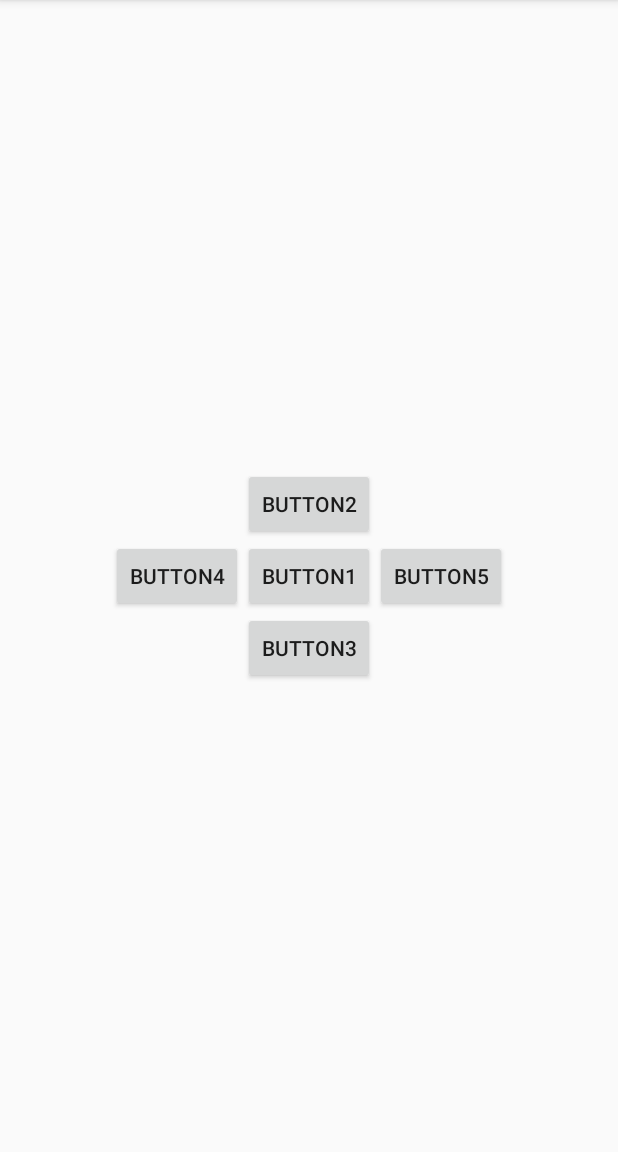
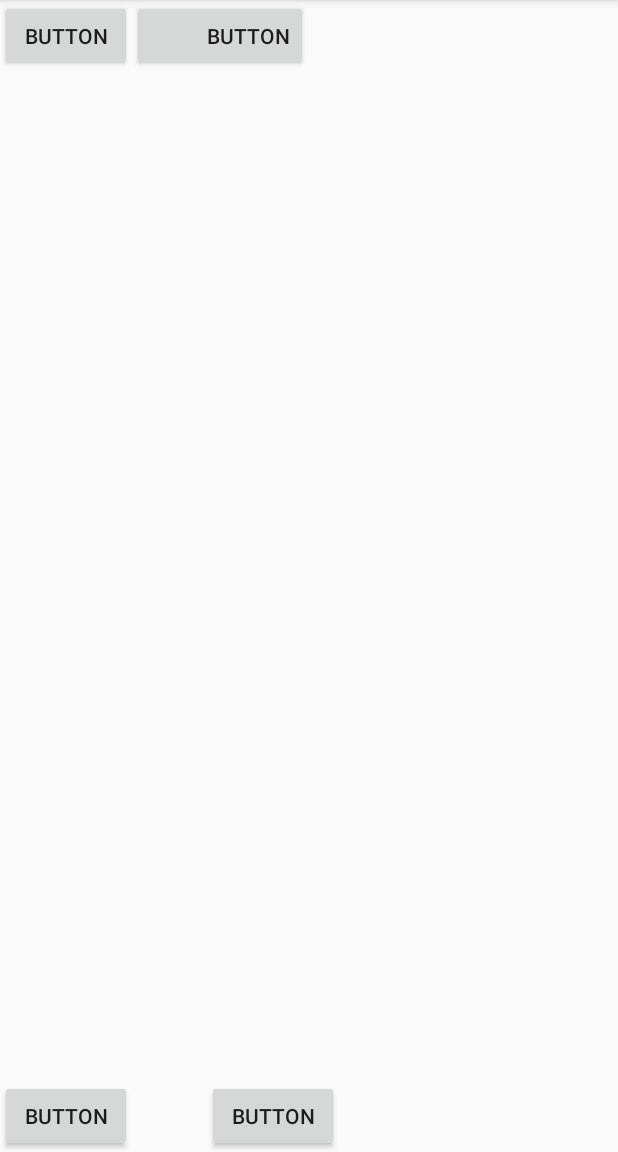
Before and after one commit to AnglusWang/RunoodComTest, an Android app: the screen it shows after launch (MainActivity), on a phone screen of 412 x 824 dp, the part 84-1236 px from its top. Run offline under Robolectric (Android 15) with nearby library versions, the phone set to English and light mode, and no system bars.

Commit message:
margin与padding的区别

```diff
--- a/a_03RelativeLayout/app/src/main/java/com/example/jeson/relativelayout/MainActivity.java
+++ b/a_03RelativeLayout/app/src/main/java/com/example/jeson/relativelayout/MainActivity.java
@@ -8,6 +8,6 @@ public class MainActivity extends AppCompatActivity {
     @Override
     protected void onCreate(Bundle savedInstanceState) {
         super.onCreate(savedInstanceState);
-        setContentView(R.layout.activity_main);
+        setContentView(R.layout.demo1);
     }
 }
--- /dev/null
+++ b/a_03RelativeLayout/app/src/main/res/layout/demo1.xml
@@ -0,0 +1,31 @@
+<?xml version="1.0" encoding="utf-8"?>
+<RelativeLayout xmlns:android="http://schemas.android.com/apk/res/android"
+    android:layout_width="match_parent"
+    android:layout_height="match_parent">
+
+    <Button
+        android:id="@+id/btn1"
+        android:layout_height="wrap_content"
+        android:layout_width="wrap_content"
+        android:text="Button"/>
+    <Button
+        android:paddingLeft="50dp"
+        android:layout_height="wrap_content"
+        android:layout_width="wrap_content"
+        android:text="Button"
+        android:layout_toRightOf="@id/btn1"/>
+
+    <Button
+        android:id="@+id/btn2"
+        android:layout_height="wrap_content"
+        android:layout_width="wrap_content"
+        android:text="Button"
+        android:layout_alignParentBottom="true"/>
+    <Button
+        android:layout_marginLeft="50dp"
+        android:layout_height="wrap_content"
+        android:layout_width="wrap_content"
+        android:text="Button"
+        android:layout_toRightOf="@id/btn2"
+        android:layout_alignParentBottom="true"/>
+</RelativeLayout>
```
